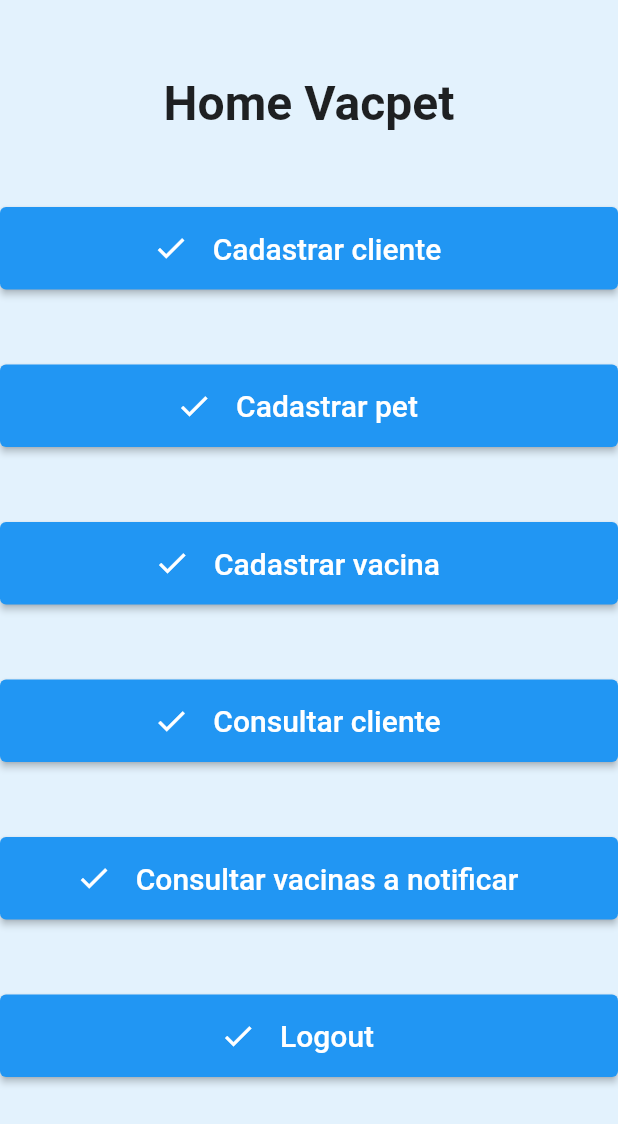
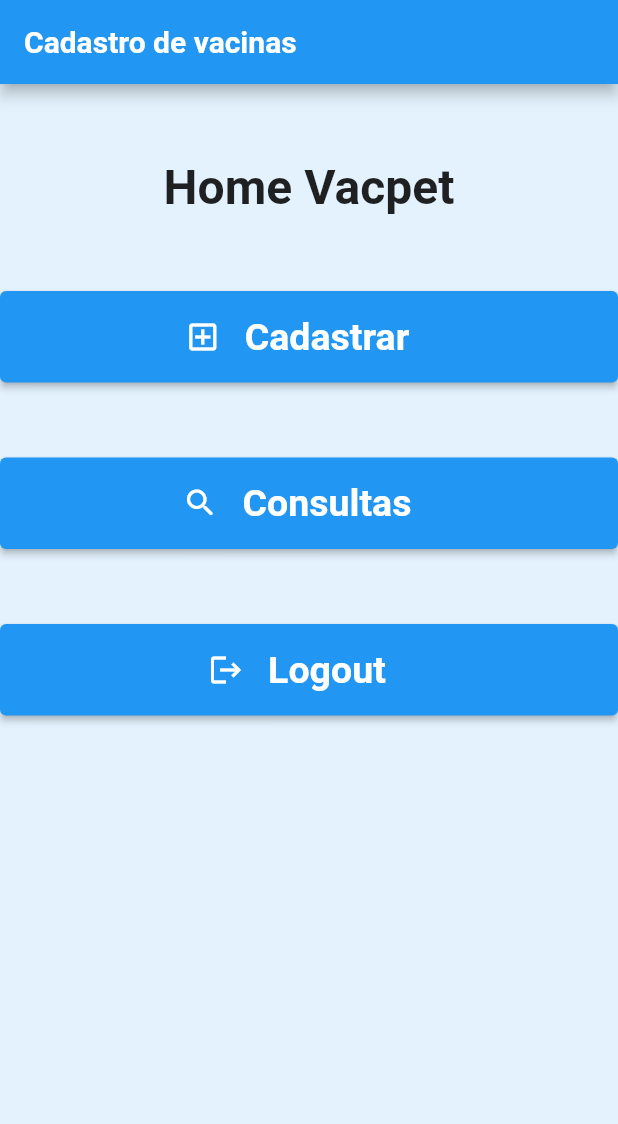
Before and after one commit to Bruno-Eduardo-Ferreira/VacPet, a Flutter app: the screen it shows once a user with an empty profile is signed in, on a phone screen of 412 x 824 dp. Shown: the top 1124 px of the screen. Run offline on Flutter 3.47's test engine with Material 2 defaults, Android fonts, the phone set to English and light mode, and no system bars; our stand-ins replace cloud_firestore, firebase_auth, firebase_core, mask_text_input_formatter; accounts and stored records are empty.

Commit message:
container animado home e appbars style text

```diff
--- a/lib/presentation/pages/cadastros/cadastro_cliente_page.dart
+++ b/lib/presentation/pages/cadastros/cadastro_cliente_page.dart
@@ -44,7 +44,7 @@ class _CadastroClienteState extends State<CadastroCliente> {
   Widget build(BuildContext context) {
     return Scaffold(
       appBar: AppBar(
-        title: const Text('Cadastro de clientes'),
+        title: const Text('Cadastro de clientes', style: TextStyle(fontSize: 20, fontWeight: FontWeight.w600)),
       ),
       backgroundColor: Colors.blue.shade50,
       body: SafeArea(
--- a/lib/presentation/pages/cadastros/cadastro_pet_page.dart
+++ b/lib/presentation/pages/cadastros/cadastro_pet_page.dart
@@ -81,7 +81,7 @@ class _CadastroPetState extends State<CadastroPet> {
   Widget build(BuildContext context) {
     return Scaffold(
       appBar: AppBar(
-        title: const Text('Cadastro de pets'),
+        title: const Text('Cadastro de pets', style: TextStyle(fontSize: 20, fontWeight: FontWeight.w600)),
       ),
       backgroundColor: Colors.blue.shade50,
       body: SafeArea(
--- a/lib/presentation/pages/cadastros/cadastro_vacina_page.dart
+++ b/lib/presentation/pages/cadastros/cadastro_vacina_page.dart
@@ -117,7 +117,7 @@ class _CadastroVacinaState extends State<CadastroVacina> {
         DateFormat(DateFormat.YEAR_MONTH_DAY, 'pt_Br').format(dataAtual!);
     return Scaffold(
       appBar: AppBar(
-        title: const Text('Cadastro de vacinas'),
+        title: const Text('Cadastro de vacinas', style: TextStyle(fontSize: 20, fontWeight: FontWeight.w600)),
       ),
       backgroundColor: Colors.blue.shade50,
       body: SafeArea(
--- a/lib/presentation/pages/home/home_page.dart
+++ b/lib/presentation/pages/home/home_page.dart
@@ -1,3 +1,5 @@
+import 'dart:async';
+
 import 'package:vacpet/presentation/pages/cadastros/cadastro_pet_page.dart';
 import 'package:vacpet/presentation/pages/cadastros/cadastro_vacina_page.dart';
 import 'package:vacpet/presentation/pages/consultas/consulta_cliente_page.dart';
@@ -16,12 +18,19 @@ class HomePage extends StatefulWidget {
 
 class _HomePageState extends State<HomePage> {
   AuthService auth = AuthService();
+  bool cadastro = false;
+  bool consulta = false;
 
   @override
   Widget build(BuildContext context) {
     return Scaffold(
       backgroundColor: Colors.blue.shade50,
+      appBar: AppBar(
+        title: const Text('Cadastro de vacinas', style: TextStyle(fontSize: 20, fontWeight: FontWeight.w600)),
+      ),
       body: SafeArea(
+        child: SingleChildScrollView(
+          reverse: true,
           child: Column(
             children: [
               const Center(
@@ -29,11 +38,51 @@ class _HomePageState extends State<HomePage> {
                   padding: EdgeInsets.only(top: 50.0),
                   child: Text(
                     "Home Vacpet",
-                  style: TextStyle(fontSize: 32.0, fontWeight: FontWeight.w600),
+                    style:
+                        TextStyle(fontSize: 32.0, fontWeight: FontWeight.w600),
                   ),
                 ),
               ),
               Padding(
+                padding: const EdgeInsets.only(top: 50.0),
+                child: ElevatedButton(
+                  onPressed: () {
+                    setState(
+                      () {
+                        if (consulta == true) {
+                          consulta = false;
+                          startTimer(1);
+                        } else {
+                          cadastro = cadastro ? false : true;
+                        }
+                      },
+                    );
+                  },
+                  child: Row(
+                    mainAxisAlignment: MainAxisAlignment.center,
+                    children: const [
+                      Icon(Icons.add_box_outlined),
+                      Padding(
+                        padding: EdgeInsets.all(16),
+                        child: Text(
+                          'Cadastrar',
+                          style: TextStyle(fontSize: 25, fontWeight: FontWeight.w600),
+                        ),
+                      ),
+                    ],
+                  ),
+                ),
+              ),
+              AnimatedContainer(
+                duration: const Duration(milliseconds: 600),
+                height: cadastro ? 320 : 0,
+                curve: Curves.easeInOut,
+                child: Padding(
+                  padding: const EdgeInsets.only(left: 32, right: 32),
+                  child: Column(
+                    children: [
+                      Expanded(
+                        child: Padding(
                           padding: const EdgeInsets.only(top: 50.0),
                           child: ElevatedButton(
                             onPressed: () {
@@ -43,12 +92,67 @@ class _HomePageState extends State<HomePage> {
                             child: Row(
                               mainAxisAlignment: MainAxisAlignment.center,
                               children: const [
-                    Icon(Icons.check),
+                                Icon(Icons.account_box_rounded),
                                 Padding(
-                      padding: EdgeInsets.all(16),
+                                  padding: EdgeInsets.all(8),
+                                  child: Center(
                                     child: Text(
                                       'Cadastrar cliente',
-                        style: TextStyle(fontSize: 20),
+                                      style: TextStyle(fontSize: 15),
+                                    ),
+                                  ),
+                                ),
+                              ],
+                            ),
+                          ),
+                        ),
+                      ),
+                      Expanded(
+                        child: Padding(
+                          padding: const EdgeInsets.only(top: 50.0),
+                          child: ElevatedButton(
+                            onPressed: () {
+                              Navigator.of(context).push(MaterialPageRoute(
+                                  builder: (context) => const CadastroPet()));
+                            },
+                            child: Row(
+                              mainAxisAlignment: MainAxisAlignment.center,
+                              children: const [
+                                Icon(Icons.pets_outlined),
+                                Padding(
+                                  padding: EdgeInsets.all(8),
+                                  child: Text(
+                                    'Cadastrar pet',
+                                    style: TextStyle(fontSize: 15),
+                                  ),
+                                ),
+                              ],
+                            ),
+                          ),
+                        ),
+                      ),
+                      Expanded(
+                        child: Padding(
+                          padding: const EdgeInsets.only(top: 50.0),
+                          child: ElevatedButton(
+                            onPressed: () {
+                              Navigator.of(context).push(MaterialPageRoute(
+                                  builder: (context) => const CadastroVacina()));
+                            },
+                            child: Row(
+                              mainAxisAlignment: MainAxisAlignment.center,
+                              children: const [
+                                Icon(Icons.vaccines_rounded),
+                                Padding(
+                                  padding: EdgeInsets.all(8),
+                                  child: Text(
+                                    'Cadastrar vacina',
+                                    style: TextStyle(fontSize: 15),
+                                  ),
+                                ),
+                              ],
+                            ),
+                          ),
                         ),
                       ),
                     ],
@@ -59,47 +163,44 @@ class _HomePageState extends State<HomePage> {
                 padding: const EdgeInsets.only(top: 50.0),
                 child: ElevatedButton(
                   onPressed: () {
-                  Navigator.of(context).push(MaterialPageRoute(
-                      builder: (context) => const CadastroPet()));
+                    setState(
+                      () {
+                        if (cadastro == true) {
+                          cadastro = false;
+                          startTimer(0);
+                        } else {
+                          consulta = consulta ? false : true;
+                        }
+                      },
+                    );
                   },
                   child: Row(
                     mainAxisAlignment: MainAxisAlignment.center,
                     children: const [
-                    Icon(Icons.check),
+                      Icon(Icons.search_rounded),
                       Padding(
                         padding: EdgeInsets.all(16),
+                        child: Center(
                           child: Text(
-                        'Cadastrar pet',
-                        style: TextStyle(fontSize: 20),
+                            'Consultas',
+                            style: TextStyle(fontSize: 25, fontWeight: FontWeight.w600),
+                          ),
                         ),
                       ),
                     ],
                   ),
                 ),
               ),
-            Padding(
-              padding: const EdgeInsets.only(top: 50.0),
-              child: ElevatedButton(
-                onPressed: () {
-                  Navigator.of(context).push(MaterialPageRoute(
-                      builder: (context) => const CadastroVacina()));
-                },
-                child: Row(
-                  mainAxisAlignment: MainAxisAlignment.center,
-                  children: const [
-                    Icon(Icons.check),
-                    Padding(
-                      padding: EdgeInsets.all(16),
-                      child: Text(
-                        'Cadastrar vacina',
-                        style: TextStyle(fontSize: 20),
-                      ),
-                    ),
-                  ],
-                ),
-              ),
-            ),
-            Padding(
+              AnimatedContainer(
+                duration: const Duration(milliseconds: 700),
+                height: consulta ? 210 : 0,
+                curve: Curves.easeInOut,
+                child: Padding(
+                  padding: const EdgeInsets.only(left: 32, right: 32),
+                  child: Column(
+                    children: [
+                      Expanded(
+                        child: Padding(
                           padding: const EdgeInsets.only(top: 50.0),
                           child: ElevatedButton(
                             onPressed: () {
@@ -109,19 +210,21 @@ class _HomePageState extends State<HomePage> {
                             child: Row(
                               mainAxisAlignment: MainAxisAlignment.center,
                               children: const [
-                    Icon(Icons.check),
+                                Icon(Icons.account_box_rounded),
                                 Padding(
-                      padding: EdgeInsets.all(16),
+                                  padding: EdgeInsets.all(8),
                                   child: Text(
                                     'Consultar cliente',
-                        style: TextStyle(fontSize: 20),
+                                    style: TextStyle(fontSize: 15),
                                   ),
                                 ),
                               ],
                             ),
                           ),
                         ),
-            Padding(
+                      ),
+                      Expanded(
+                        child: Padding(
                           padding: const EdgeInsets.only(top: 50.0),
                           child: ElevatedButton(
                             onPressed: () {
@@ -131,12 +234,17 @@ class _HomePageState extends State<HomePage> {
                             child: Row(
                               mainAxisAlignment: MainAxisAlignment.center,
                               children: const [
-                    Icon(Icons.check),
+                                Icon(Icons.vaccines_rounded),
                                 Padding(
-                      padding: EdgeInsets.all(16),
+                                  padding: EdgeInsets.all(8),
                                   child: Text(
                                     'Consultar vacinas a notificar',
-                        style: TextStyle(fontSize: 20),
+                                    style: TextStyle(fontSize: 15),
+                                  ),
+                                ),
+                              ],
+                            ),
+                          ),
                         ),
                       ),
                     ],
@@ -152,12 +260,12 @@ class _HomePageState extends State<HomePage> {
                   child: Row(
                     mainAxisAlignment: MainAxisAlignment.center,
                     children: const [
-                    Icon(Icons.check),
+                      Icon(Icons.logout),
                       Padding(
                         padding: EdgeInsets.all(16),
                         child: Text(
                           'Logout',
-                        style: TextStyle(fontSize: 20),
+                          style: TextStyle(fontSize: 25, fontWeight: FontWeight.w600),
                         ),
                       ),
                     ],
@@ -167,6 +275,25 @@ class _HomePageState extends State<HomePage> {
             ],
           ),
         ),
+      ),
+    );
+  }
+
+  void startTimer(int flag) {
+    const oneSec = Duration(milliseconds: 700);
+    Timer(
+      oneSec,
+      () {
+        setState(
+          () {
+            if (flag == 1) {
+              cadastro = true;
+            } else if (flag == 0) {
+              consulta = true;
+            }
+          },
+        );
+      },
     );
   }
 }
```
Lines whose indentation alone changed are shown as unchanged.
